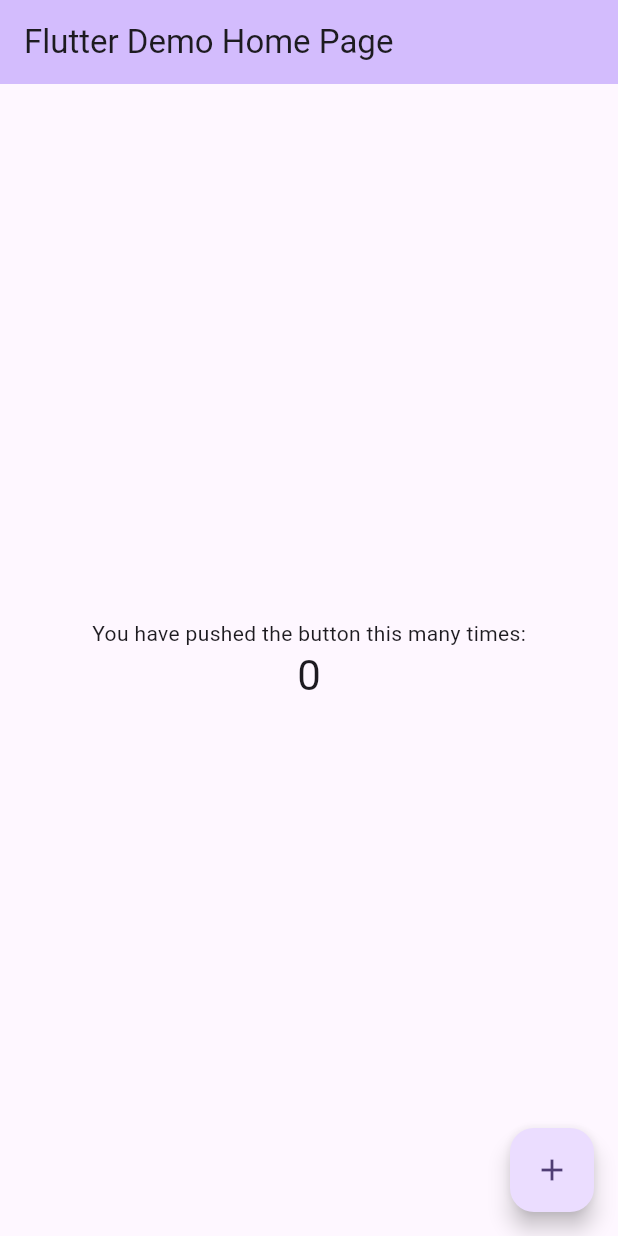
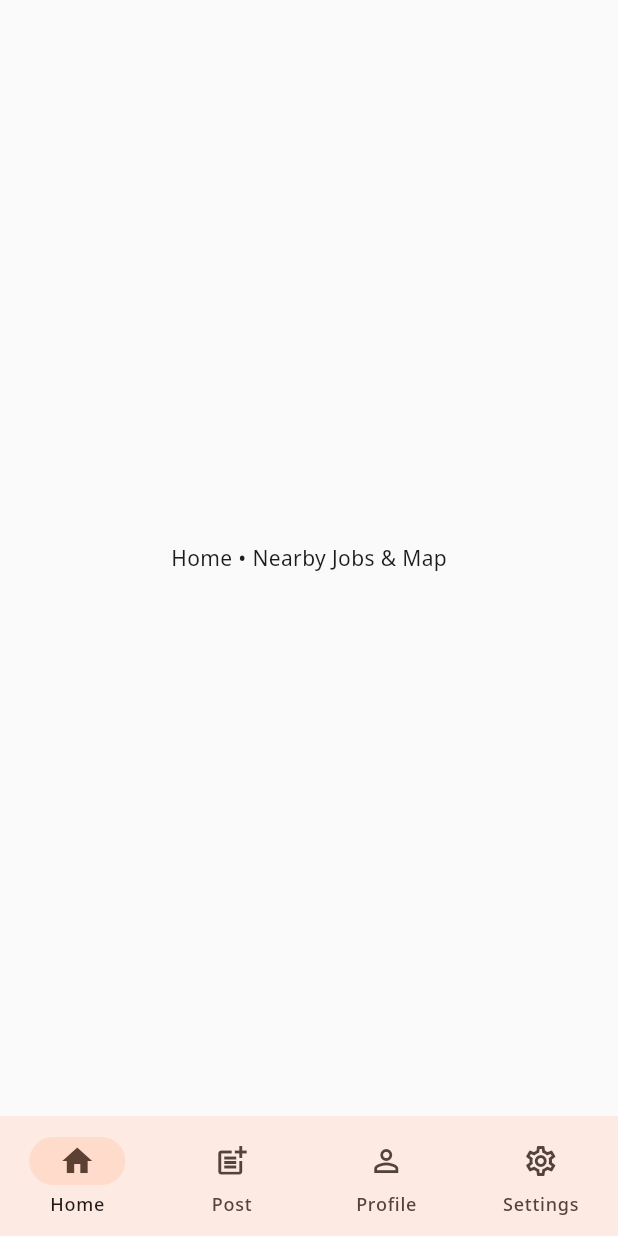
Before and after one commit to Saifli786/kaam_bolo_mobile, a Flutter app: the screen it shows after launch, on a phone screen of 412 x 824 dp. Run offline on Flutter 3.47's test engine with Material 3 defaults, Android fonts, the phone set to English and light mode, and no system bars; our stand-ins replace firebase_core, google_fonts, shared_preferences; accounts and stored records are empty.

Commit message:
feat: scaffold app structure, bottom nav, settings; Android/iOS permissions and AdMob test IDs; fonts and Firebase init guard

```diff
--- a/lib/main.dart
+++ b/lib/main.dart
@@ -1,122 +1,102 @@
 import 'package:flutter/material.dart';
+import 'package:firebase_core/firebase_core.dart';
+import 'package:google_fonts/google_fonts.dart';
+import 'package:shared_preferences/shared_preferences.dart';
 
-void main() {
-  runApp(const MyApp());
+import 'screens/home_screen.dart';
+import 'screens/post_job_screen.dart';
+import 'screens/profile_screen.dart';
+import 'screens/settings_screen.dart';
+
+Future<void> main() async {
+  WidgetsFlutterBinding.ensureInitialized();
+  try {
+    await Firebase.initializeApp();
+  } catch (_) {
+    // Firebase will be initialized once configuration files are added.
+  }
+  runApp(const KaamBoloApp());
 }
 
-class MyApp extends StatelessWidget {
-  const MyApp({super.key});
+class KaamBoloApp extends StatefulWidget {
+  const KaamBoloApp({super.key});
 
-  // This widget is the root of your application.
   @override
-  Widget build(BuildContext context) {
-    return MaterialApp(
-      title: 'Flutter Demo',
-      theme: ThemeData(
-        // This is the theme of your application.
-        //
-        // TRY THIS: Try running your application with "flutter run". You'll see
-        // the application has a purple toolbar. Then, without quitting the app,
-        // try changing the seedColor in the colorScheme below to Colors.green
-        // and then invoke "hot reload" (save your changes or press the "hot
-        // reload" button in a Flutter-supported IDE, or press "r" if you used
-        // the command line to start the app).
-        //
-        // Notice that the counter didn't reset back to zero; the application
-        // state is not lost during the reload. To reset the state, use hot
-        // restart instead.
-        //
-        // This works for code too, not just values: Most code changes can be
-        // tested with just a hot reload.
-        colorScheme: ColorScheme.fromSeed(seedColor: Colors.deepPurple),
-      ),
-      home: const MyHomePage(title: 'Flutter Demo Home Page'),
-    );
-  }
+  State<KaamBoloApp> createState() => _KaamBoloAppState();
 }
 
-class MyHomePage extends StatefulWidget {
-  const MyHomePage({super.key, required this.title});
+class _KaamBoloAppState extends State<KaamBoloApp> {
+  int _selectedIndex = 0;
+  bool _voiceEnabled = true;
+  String _languageCode = 'en';
+  bool _prefsLoaded = false;
 
-  // This widget is the home page of your application. It is stateful, meaning
-  // that it has a State object (defined below) that contains fields that affect
-  // how it looks.
-
-  // This class is the configuration for the state. It holds the values (in this
-  // case the title) provided by the parent (in this case the App widget) and
-  // used by the build method of the State. Fields in a Widget subclass are
-  // always marked "final".
-
-  final String title;
+  final _screens = const [
+    HomeScreen(),
+    PostJobScreen(),
+    ProfileScreen(),
+    SettingsScreen(),
+  ];
 
   @override
-  State<MyHomePage> createState() => _MyHomePageState();
-}
+  void initState() {
+    super.initState();
+    _loadPrefs();
+  }
 
-class _MyHomePageState extends State<MyHomePage> {
-  int _counter = 0;
-
-  void _incrementCounter() {
+  Future<void> _loadPrefs() async {
+    final prefs = await SharedPreferences.getInstance();
     setState(() {
-      // This call to setState tells the Flutter framework that something has
-      // changed in this State, which causes it to rerun the build method below
-      // so that the display can reflect the updated values. If we changed
-      // _counter without calling setState(), then the build method would not be
-      // called again, and so nothing would appear to happen.
-      _counter++;
+      _voiceEnabled = prefs.getBool('voice_enabled') ?? true;
+      _languageCode = prefs.getString('language_code') ?? 'en';
+      _prefsLoaded = true;
     });
   }
 
   @override
   Widget build(BuildContext context) {
-    // This method is rerun every time setState is called, for instance as done
-    // by the _incrementCounter method above.
-    //
-    // The Flutter framework has been optimized to make rerunning build methods
-    // fast, so that you can just rebuild anything that needs updating rather
-    // than having to individually change instances of widgets.
-    return Scaffold(
-      appBar: AppBar(
-        // TRY THIS: Try changing the color here to a specific color (to
-        // Colors.amber, perhaps?) and trigger a hot reload to see the AppBar
-        // change color while the other colors stay the same.
-        backgroundColor: Theme.of(context).colorScheme.inversePrimary,
-        // Here we take the value from the MyHomePage object that was created by
-        // the App.build method, and use it to set our appbar title.
-        title: Text(widget.title),
-      ),
-      body: Center(
-        // Center is a layout widget. It takes a single child and positions it
-        // in the middle of the parent.
-        child: Column(
-          // Column is also a layout widget. It takes a list of children and
-          // arranges them vertically. By default, it sizes itself to fit its
-          // children horizontally, and tries to be as tall as its parent.
-          //
-          // Column has various properties to control how it sizes itself and
-          // how it positions its children. Here we use mainAxisAlignment to
-          // center the children vertically; the main axis here is the vertical
-          // axis because Columns are vertical (the cross axis would be
-          // horizontal).
-          //
-          // TRY THIS: Invoke "debug painting" (choose the "Toggle Debug Paint"
-          // action in the IDE, or press "p" in the console), to see the
-          // wireframe for each widget.
-          mainAxisAlignment: MainAxisAlignment.center,
-          children: <Widget>[
-            const Text('You have pushed the button this many times:'),
-            Text(
-              '$_counter',
-              style: Theme.of(context).textTheme.headlineMedium,
-            ),
+    final colorScheme = ColorScheme.fromSeed(
+      seedColor: const Color(0xFFFF6F00),
+      brightness: Brightness.light,
+    );
+
+    final theme = ThemeData(
+      colorScheme: colorScheme,
+      scaffoldBackgroundColor: const Color(0xFFFAFAFA),
+      textTheme: GoogleFonts.notoSansTextTheme(),
+      useMaterial3: true,
+    );
+
+    if (!_prefsLoaded) {
+      return MaterialApp(
+        debugShowCheckedModeBanner: false,
+        theme: theme,
+        home: const Scaffold(
+          body: Center(child: CircularProgressIndicator()),
+        ),
+      );
+    }
+
+    return MaterialApp(
+      debugShowCheckedModeBanner: false,
+      title: 'KaamBolo Mobile',
+      theme: theme,
+      home: Scaffold(
+        body: IndexedStack(
+          index: _selectedIndex,
+          children: _screens,
+        ),
+        bottomNavigationBar: NavigationBar(
+          selectedIndex: _selectedIndex,
+          onDestinationSelected: (index) => setState(() => _selectedIndex = index),
+          destinations: const [
+            NavigationDestination(icon: Icon(Icons.home_outlined), selectedIcon: Icon(Icons.home), label: 'Home'),
+            NavigationDestination(icon: Icon(Icons.post_add_outlined), selectedIcon: Icon(Icons.post_add), label: 'Post'),
+            NavigationDestination(icon: Icon(Icons.person_outline), selectedIcon: Icon(Icons.person), label: 'Profile'),
+            NavigationDestination(icon: Icon(Icons.settings_outlined), selectedIcon: Icon(Icons.settings), label: 'Settings'),
           ],
         ),
       ),
-      floatingActionButton: FloatingActionButton(
-        onPressed: _incrementCounter,
-        tooltip: 'Increment',
-        child: const Icon(Icons.add),
-      ), // This trailing comma makes auto-formatting nicer for build methods.
     );
   }
 }
--- /dev/null
+++ b/lib/screens/home_screen.dart
@@ -0,0 +1,16 @@
+import 'package:flutter/material.dart';
+
+class HomeScreen extends StatelessWidget {
+  const HomeScreen({super.key});
+
+  @override
+  Widget build(BuildContext context) {
+    return const Scaffold(
+      body: SafeArea(
+        child: Center(
+          child: Text('Home • Nearby Jobs & Map'),
+        ),
+      ),
+    );
+  }
+}
```
Also changed, not shown: lib/screens/post_job_screen.dart (added, +16 -0 lines), lib/screens/profile_screen.dart (added, +16 -0 lines), lib/screens/settings_screen.dart (added, +106 -0 lines), pubspec.yaml (+14 -0 lines), pubspec.lock, 3 other files.
